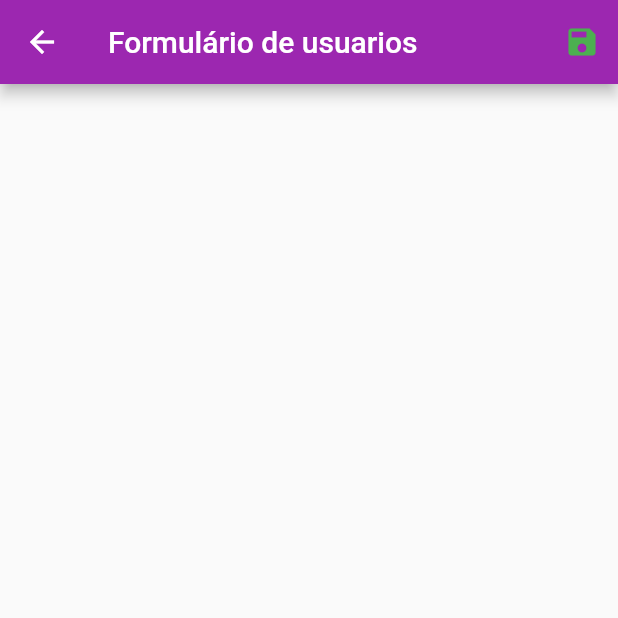
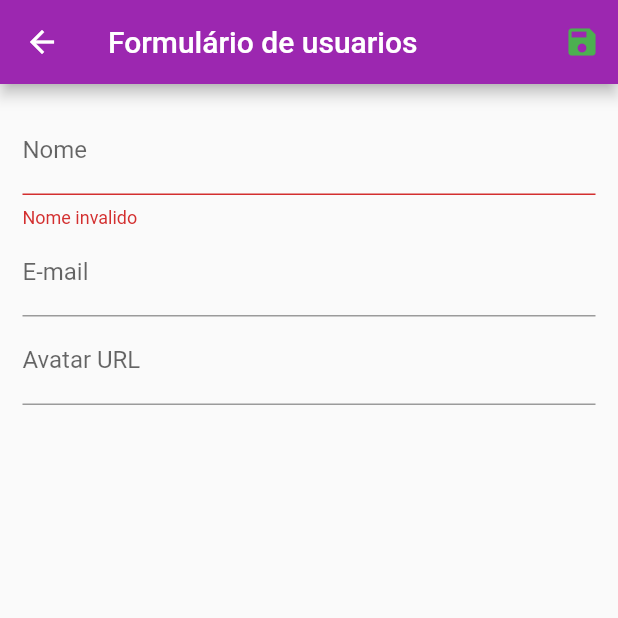
Before and after one commit to codigoperfeito/Flutter_crud_basic, a Flutter app: the UserForm screen opened by its route, after a tap on the "save" icon, on a phone screen of 412 x 824 dp, the top half of it. Run offline on Flutter 3.47's test engine with Material 2 defaults, Android fonts, the phone set to English and light mode, and no system bars; network calls fail.

Commit message:
end: Finished Crud

```diff
--- a/lib/main.dart
+++ b/lib/main.dart
@@ -28,7 +28,7 @@ class MyApp extends StatelessWidget {
           ),
           routes: {
             AppRoutes.appHome: (_) => const UserList(),
-            AppRoutes.userForm:(_) => const UserForm()
+            AppRoutes.userForm:(_) => UserForm()
           }),
     );
   }
--- a/lib/models/user.dart
+++ b/lib/models/user.dart
@@ -10,4 +10,6 @@ class User {
     required this.email,
     required this.avatarURL,
   });
+
+  void remove(User user) {}
 }
--- a/lib/view/user_form.dart
+++ b/lib/view/user_form.dart
@@ -1,21 +1,92 @@
 import 'package:flutter/material.dart';
+import 'package:flutter_crud/models/user.dart';
+import 'package:flutter_crud/provider/user.dart';
+import 'package:provider/provider.dart';
+
+import '../data/dummy_user.dart';
 
 class UserForm extends StatelessWidget {
-  const UserForm({Key? key}) : super(key: key);
+  UserForm({Key? key}) : super(key: key);
+
+  final _form = GlobalKey<FormState>();
+  final Map<String, String> _formData = {};
+  final Map<String, User> _item = {...dummyUsers};
+
+  void _loadFormData(User user) {
+    _formData['id'] = user.id;
+    _formData['name'] = user.name;
+    _formData['email'] = user.email;
+    _formData['avatarUrl'] = user.avatarURL;
+  }
 
   @override
   Widget build(BuildContext context) {
+    String id = '';
+    if (ModalRoute.of(context)?.settings.arguments.runtimeType == User) {
+      final user = ModalRoute.of(context)?.settings.arguments as User;
+      _loadFormData(user);
+      id = user.id;
+    } else {
+      id = (_item.length + 1).toString();
+    }
+
     return Scaffold(
       appBar: AppBar(
         title: const Text('Formulário de usuarios'),
         actions: <Widget>[
           IconButton(
-            onPressed: () {},
+            onPressed: () {
+              final isValidat = _form.currentState!.validate();
+              if (isValidat) {
+                _form.currentState!.save();
+                Provider.of<UserProvider>(context, listen: false).put(
+                  User(
+                    id: _formData['id'] = id,
+                    name: _formData['name']!,
+                    email: _formData['email']!,
+                    avatarURL: _formData['avatarUrl']!,
+                  ),
+                );
+                Navigator.of(context).pop();
+              }
+            },
             icon: const Icon(Icons.save),
             color: Colors.green,
           )
         ],
       ),
+      body: Padding(
+        padding: const EdgeInsets.all(15),
+        child: Form(
+          key: _form,
+          child: Column(children: <Widget>[
+            TextFormField(
+              initialValue: _formData['name'],
+              decoration: const InputDecoration(labelText: 'Nome'),
+              validator: (value) {
+                if (value == null || value.trim().isEmpty) {
+                  return 'Nome invalido';
+                }
+                if (value.trim().length < 3) {
+                  return 'Nome precisa ter mais de 3 caracteres';
+                }
+                return null;
+              },
+              onSaved: (value) => _formData['name'] = value.toString(),
+            ),
+            TextFormField(
+              initialValue: _formData['email'],
+              decoration: const InputDecoration(labelText: 'E-mail'),
+              onSaved: (value) => _formData['email'] = value.toString(),
+            ),
+            TextFormField(
+              initialValue: _formData['avatarUrl'],
+              decoration: const InputDecoration(labelText: 'Avatar URL'),
+              onSaved: (value) => _formData['avatarUrl'] = value.toString(),
+            )
+          ]),
+        ),
+      ),
     );
   }
 }
--- a/lib/view/user_list.dart
+++ b/lib/view/user_list.dart
@@ -1,6 +1,5 @@
 import 'package:flutter/material.dart';
 import 'package:flutter_crud/components/list_tile.dart';
-import 'package:flutter_crud/models/user.dart';
 import 'package:flutter_crud/provider/user.dart';
 import 'package:flutter_crud/routes/app_routes.dart';
 import 'package:provider/provider.dart';
```
Also changed, not shown: lib/components/list_tile.dart (+27 -1 lines).
